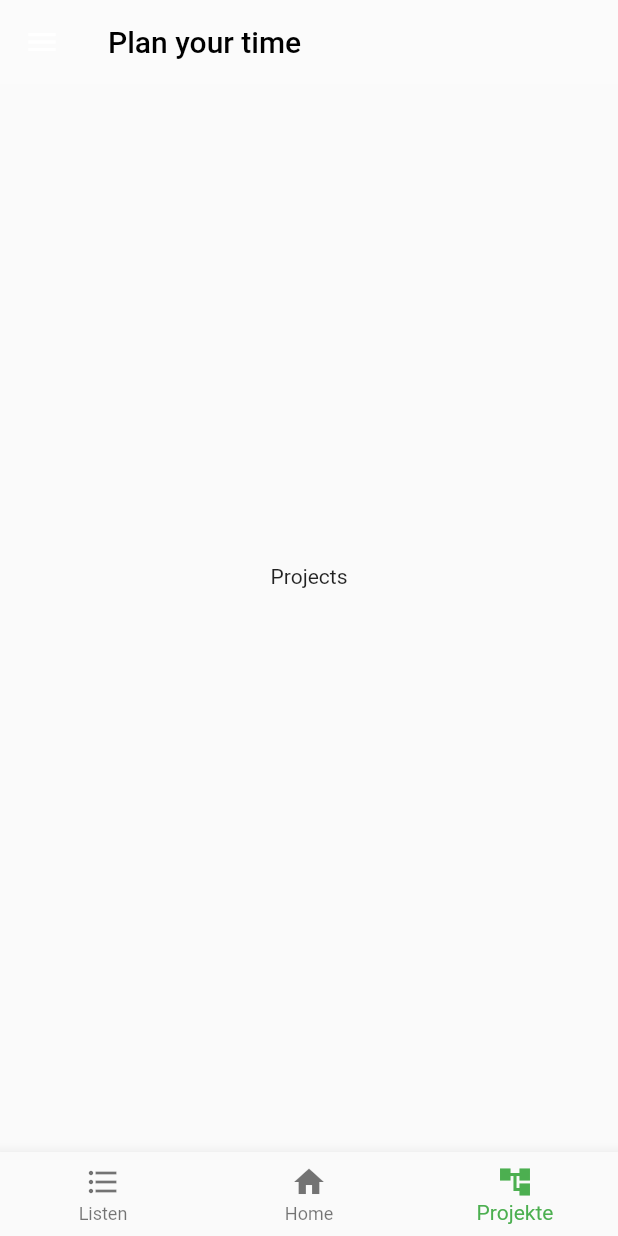
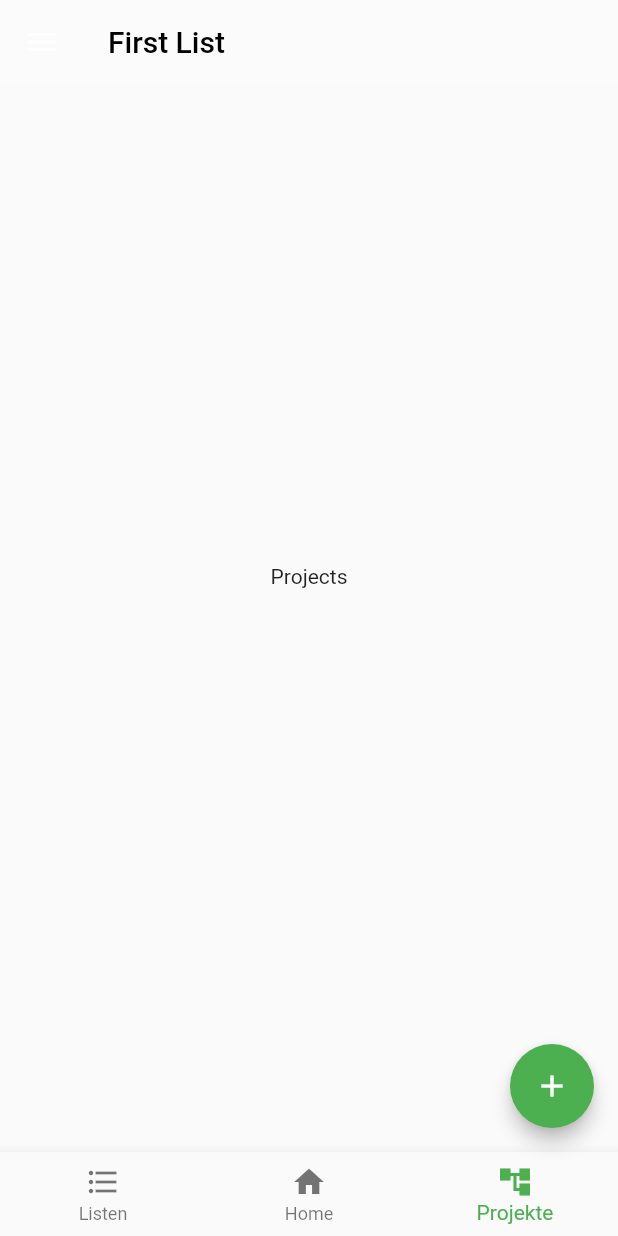
Before and after one commit to JonasLiebschner/TakeYourTime, a Flutter app: the screen it shows after launch, item 3 of the bottom bar chosen, on a phone screen of 412 x 824 dp. Run offline on Flutter 3.47's test engine with Material 2 defaults, Android fonts, the phone set to English and light mode, and no system bars.

Commit message:
struktur optimiert

```diff
--- a/plan_your_time/lib/classes/item.dart
+++ b/plan_your_time/lib/classes/item.dart
@@ -1,4 +1,4 @@
-import 'package:flutter/cupertino.dart';
+import 'package:flutter/material.dart';
 
 class Item {
 
--- a/plan_your_time/lib/classes/person.dart
+++ b/plan_your_time/lib/classes/person.dart
@@ -1,6 +1,7 @@
 import 'item.dart';
+import 'package:flutter/material.dart';
 
 class Person extends Item {
-  Person(String name) : super(name);
+  Person(String name, [IconData icon = Icons.assignment]) : super(name, icon);
 
 }
--- a/plan_your_time/lib/classes/project.dart
+++ b/plan_your_time/lib/classes/project.dart
@@ -1,6 +1,8 @@
+import 'package:flutter/material.dart';
+
 import 'item.dart';
 
 class Project extends Item {
-  Project(String name) : super(name);
+  Project(String name, [IconData icon = Icons.assignment]) : super(name, icon);
 
 }
--- a/plan_your_time/lib/classes/task.dart
+++ b/plan_your_time/lib/classes/task.dart
@@ -1,6 +1,7 @@
 import 'item.dart';
+import 'package:flutter/material.dart';
 
 class Task extends Item {
-  Task(String name) : super(name);
+  Task(String name, [IconData icon = Icons.assignment]) : super(name, icon);
 
 }
--- a/plan_your_time/lib/classes/tasklist.dart
+++ b/plan_your_time/lib/classes/tasklist.dart
@@ -0,0 +1,20 @@
+import 'package:flutter/material.dart';
+import 'package:plan_your_time/classes/task.dart';
+
+import 'item.dart';
+
+class TaskList extends Item {
+
+  List<Task> _tasks = [];
+
+  TaskList(String name, IconData icon) : super(name, icon);
+
+  void addTask(Task task) {
+    _tasks.add(task);
+  }
+
+  List<Task> getTasks() {
+    return _tasks;
+  }
+
+}
--- a/plan_your_time/lib/screens/layout.dart
+++ b/plan_your_time/lib/screens/layout.dart
@@ -1,4 +1,7 @@
 import 'package:flutter/material.dart';
+import 'package:plan_your_time/classes/item.dart';
+import 'package:plan_your_time/classes/task.dart';
+import 'package:plan_your_time/classes/tasklist.dart';
 import 'package:plan_your_time/screens/projects.dart';
 
 import 'drawer.dart';
@@ -16,11 +19,31 @@ class _LayoutState extends State<Layout> {
 
   int _selectedIndex = 1;
 
-  List<Widget> _children = <Widget>[
-    ListsScreen(),
-    HomeScreen(),
-    ProjectsScreen(),
-  ];
+  TaskList selectedItem;
+
+
+  @override
+  void initState() {
+    selectedItem = new TaskList("First List", Icons.assignment);
+    selectedItem.addTask(new Task("One", Icons.ondemand_video));
+    selectedItem.addTask(new Task("Two", Icons.ondemand_video));
+    selectedItem.addTask(new Task("Three"));
+    selectedItem.addTask(new Task("Four"));
+    selectedItem.addTask(new Task("Five"));
+    selectedItem.addTask(new Task("Six"));
+    selectedItem.addTask(new Task("Seven"));
+    selectedItem.addTask(new Task("Eight"));
+    selectedItem.addTask(new Task("Nine"));
+    selectedItem.addTask(new Task("Ten"));
+
+    _children = <Widget>[
+      ListsScreen(),
+      HomeScreen(selectedTasklist: selectedItem),
+      ProjectsScreen(),
+    ];
+  }
+
+  List<Widget> _children;
 
   void _onItemTapped(int index) {
     setState(() {
@@ -36,7 +59,7 @@ class _LayoutState extends State<Layout> {
         backgroundColor: Colors.white10,
         elevation: 0,
         title: Text(
-            "Plan your time",
+            selectedItem.name,
           style: TextStyle(
             color: Colors.black
           ),
@@ -62,6 +85,10 @@ class _LayoutState extends State<Layout> {
         currentIndex: _selectedIndex,
         onTap: _onItemTapped,
       ),
+      floatingActionButton: FloatingActionButton(
+        elevation: 5,
+        child: Icon(Icons.add),
+      ),
     );
   }
 }
```
Also changed, not shown: plan_your_time/lib/screens/home.dart (+7 -1 lines), plan_your_time/lib/screens/taskview.dart (added, +64 -0 lines), plan_your_time/lib/widgets/custom_list_item.dart (+37 -13 lines).
